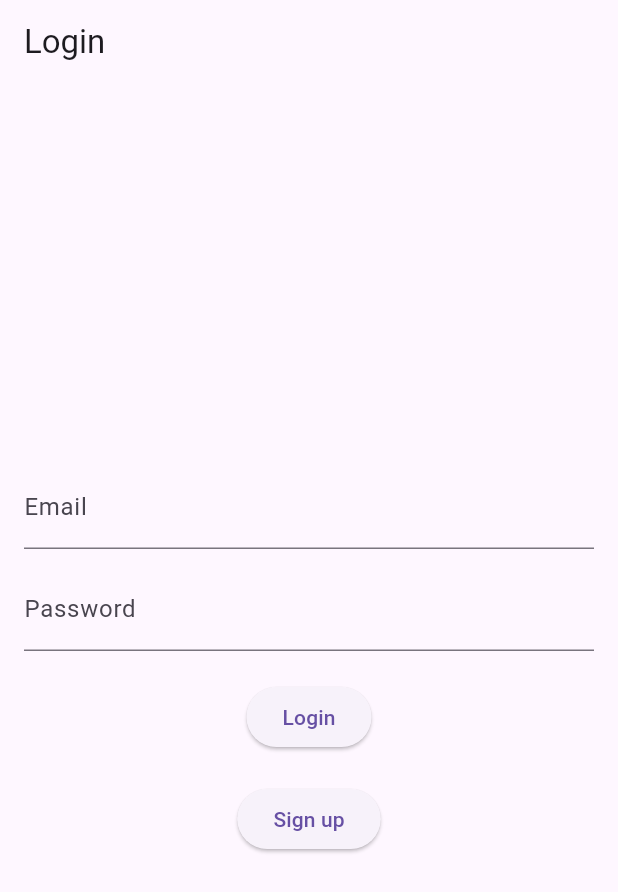
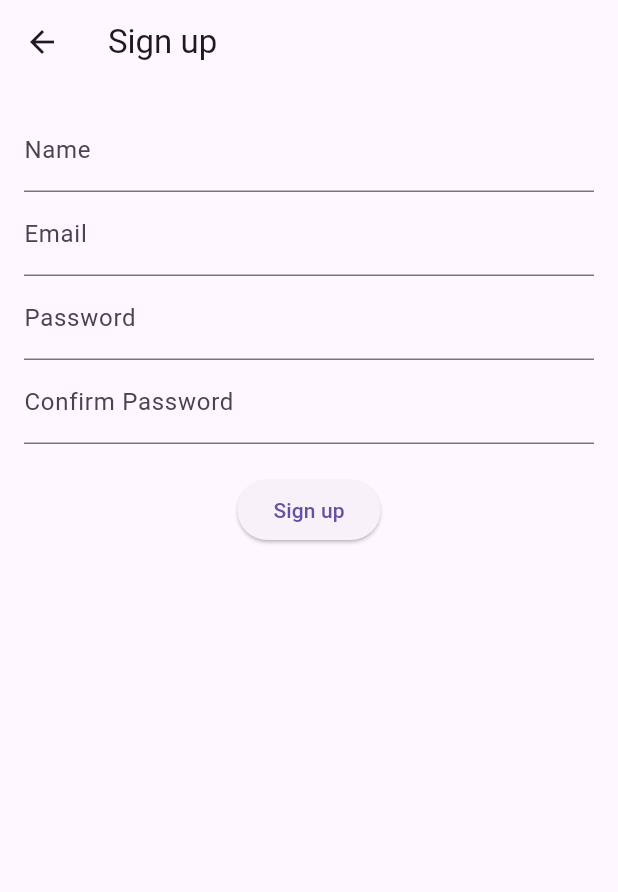
Before and after one commit to Kaqnae/plantguardian, a Flutter app: the screen it shows after launch, after a tap on "Sign up", on a phone screen of 412 x 824 dp. Shown: the top 892 px of the screen. Run offline on Flutter 3.47's test engine with Material 3 defaults, Android fonts, the light colour scheme and no system bars; our stand-ins replace camera, image_picker, permission_handler; missing offline and left inert: saver_gallery.

Commit message:
Sign up page mostly done

```diff
--- a/lib/features/auth/presentation/pages/login_page.dart
+++ b/lib/features/auth/presentation/pages/login_page.dart
@@ -1,4 +1,5 @@
 import 'package:flutter/material.dart';
+import 'package:plantguardian/features/sign_up/presentation/pages/sign_up_page.dart';
 
 class LoginPage extends StatelessWidget {
   const LoginPage({super.key});
@@ -35,7 +36,15 @@ class LoginPage extends StatelessWidget {
               child: const Text('Login'),
             ),
             const SizedBox(height: 20),
-            ElevatedButton(onPressed: () {}, child: const Text('Sign up')),
+            ElevatedButton(
+              onPressed: () {
+                Navigator.push(
+                  context,
+                  MaterialPageRoute(builder: (context) => SignUpPage()),
+                );
+              },
+              child: const Text('Sign up'),
+            ),
           ],
         ),
       ),
--- a/lib/features/profile/presentation/pages/profile_page.dart
+++ b/lib/features/profile/presentation/pages/profile_page.dart
@@ -7,6 +7,7 @@ class ProfilePage extends StatelessWidget {
 
   const ProfilePage({super.key, required this.profile});
 
+  @override
   Widget build(BuildContext context) {
     final nameController = TextEditingController(text: profile.name);
     final emailController = TextEditingController(text: profile.email);
--- a/lib/features/shared/pages/camera_preview_page.dart
+++ b/lib/features/shared/pages/camera_preview_page.dart
@@ -59,8 +59,7 @@ class _CameraPreviewPageState extends State<CameraPreviewPage> {
       final imageBytes = await File(image.path).readAsBytes();
 
       final fileName =
-          DateTime.now().millisecondsSinceEpoch.toString() +
-          '.jpg'; // You can customize this
+          DateTime.now().millisecondsSinceEpoch.toString() + '.jpg';
       final saveResult = await SaverGallery.saveImage(
         imageBytes,
         fileName: fileName,
--- /dev/null
+++ b/lib/features/sign_up/presentation/pages/sign_up_page.dart
@@ -0,0 +1,34 @@
+import 'package:flutter/material.dart';
+import 'package:plantguardian/features/shared/models/profile_model.dart';
+import 'package:plantguardian/features/sign_up/presentation/widgets/sign_up_form.dart';
+
+class SignUpPage extends StatelessWidget {
+  const SignUpPage({super.key});
+
+  @override
+  Widget build(BuildContext context) {
+    final nameController = TextEditingController();
+    final emailController = TextEditingController();
+    final passwordController = TextEditingController();
+    final confirmPasswordController = TextEditingController();
+
+    return Scaffold(
+      appBar: AppBar(title: Text('Sign up')),
+      body: Padding(
+        padding: const EdgeInsets.all(16.0),
+        child: Column(
+          children: [
+            SignUpForm(
+              nameController: nameController,
+              emailController: emailController,
+              passwordController: passwordController,
+              confirmPasswordController: confirmPasswordController,
+            ),
+            const SizedBox(height: 20),
+            ElevatedButton(onPressed: () {}, child: const Text('Sign up')),
+          ],
+        ),
+      ),
+    );
+  }
+}
--- /dev/null
+++ b/lib/features/sign_up/presentation/widgets/sign_up_form.dart
@@ -0,0 +1,32 @@
+import 'package:flutter/material.dart';
+import 'package:plantguardian/features/sign_up/presentation/widgets/sign_up_textfields.dart';
+
+class SignUpForm extends StatelessWidget {
+  final TextEditingController nameController;
+  final TextEditingController emailController;
+  final TextEditingController passwordController;
+  final TextEditingController confirmPasswordController;
+
+  const SignUpForm({
+    super.key,
+    required this.nameController,
+    required this.emailController,
+    required this.passwordController,
+    required this.confirmPasswordController,
+  });
+
+  @override
+  Widget build(BuildContext context) {
+    return Column(
+      children: [
+        SignUpTextfields(controller: nameController, label: 'Name'),
+        SignUpTextfields(controller: emailController, label: 'Email'),
+        SignUpTextfields(controller: passwordController, label: 'Password'),
+        SignUpTextfields(
+          controller: confirmPasswordController,
+          label: 'Confirm Password',
+        ),
+      ],
+    );
+  }
+}
--- /dev/null
+++ b/lib/features/sign_up/presentation/widgets/sign_up_textfields.dart
@@ -0,0 +1,20 @@
+import 'package:flutter/material.dart';
+
+class SignUpTextfields extends StatelessWidget {
+  final TextEditingController controller;
+  final String label;
+
+  const SignUpTextfields({
+    super.key,
+    required this.controller,
+    required this.label,
+  });
+
+  @override
+  Widget build(BuildContext context) {
+    return TextField(
+      controller: controller,
+      decoration: InputDecoration(labelText: label),
+    );
+  }
+}
--- a/pubspec.yaml
+++ b/pubspec.yaml
@@ -15,6 +15,7 @@ dependencies:
   path_provider: ^2.1.5
   permission_handler: ^11.0.1
   saver_gallery: ^4.0.1
+  socket_io_client: ^3.1.2
 
 dev_dependencies:
   flutter_test:
```
Also changed, not shown: pubspec.lock.
